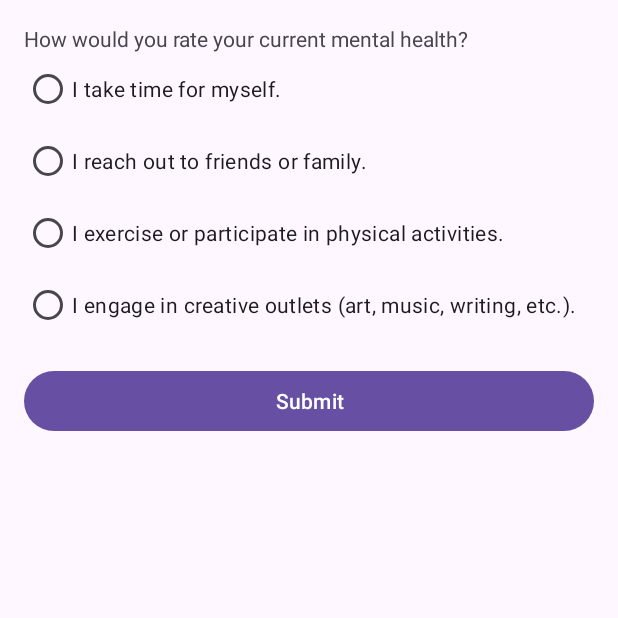
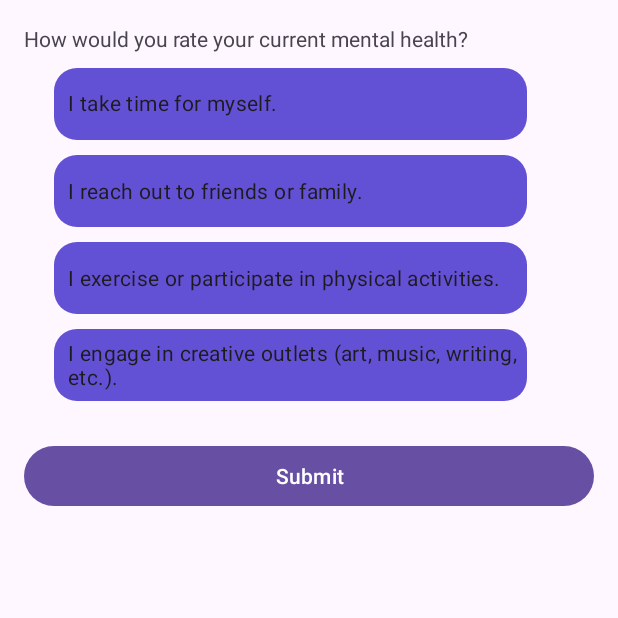
Before and after one commit to sh0utTMMM/MindfulU, an Android app: the FirstQuestion screen opened directly, with no data from a screen before it, on a phone screen of 412 x 824 dp, the top half of it. Run offline under Robolectric (Android 15) with nearby library versions, the phone set to English and light mode, and no system bars.

Commit message:
Adding corner radius and removing bullet point from radio buttons

```diff
--- a/app/src/main/java/com/example/mooddetection/FirstQuestion.kt
+++ b/app/src/main/java/com/example/mooddetection/FirstQuestion.kt
@@ -1,11 +1,13 @@
 package com.example.mooddetection
 
 import android.content.Intent
+import android.graphics.drawable.GradientDrawable
 import android.os.Bundle
 import android.widget.Button
 import android.widget.RadioButton
 import android.widget.RadioGroup
 import androidx.appcompat.app.AppCompatActivity
+import androidx.core.content.ContextCompat
 
 class FirstQuestion : AppCompatActivity() {
     override fun onCreate(savedInstanceState: Bundle?) {
@@ -37,5 +39,18 @@ class FirstQuestion : AppCompatActivity() {
             intent.putExtras(bundleAnswer1)
             startActivity(intent)
         }
+
+        val radioAnswer1 = findViewById<RadioButton>(R.id.rb_question1_answer1)
+        val radioAnswer2 = findViewById<RadioButton>(R.id.rb_question1_answer2)
+        val radioAnswer3 = findViewById<RadioButton>(R.id.rb_question1_answer3)
+        val radioAnswer4 = findViewById<RadioButton>(R.id.rb_question1_answer4)
+
+
+
+        radioAnswer1.background = resources.getDrawable(R.drawable.custom_radiobutton)
+        radioAnswer2.background = resources.getDrawable(R.drawable.custom_radiobutton)
+        radioAnswer3.background = resources.getDrawable(R.drawable.custom_radiobutton)
+        radioAnswer4.background = resources.getDrawable(R.drawable.custom_radiobutton)
+
     }
 }
--- /dev/null
+++ b/app/src/main/res/drawable/custom_radiobutton.xml
@@ -0,0 +1,5 @@
+<?xml version="1.0" encoding="utf-8"?>
+<selector xmlns:android="http://schemas.android.com/apk/res/android">
+    <item android:drawable="@drawable/ic_radio_button_checked" android:state_checked="true"/>
+    <item android:drawable="@drawable/ic_radio_button_unchecked" android:state_checked="false"/>
+</selector>
--- /dev/null
+++ b/app/src/main/res/drawable/ic_radio_button_checked.xml
@@ -0,0 +1,7 @@
+<?xml version="1.0" encoding="utf-8"?>
+<!-- custom_radio_button.xml -->
+<!-- custom_radio_button.xml -->
+<shape xmlns:android="http://schemas.android.com/apk/res/android">
+    <solid android:color="@color/green" /> <!-- Background color when unchecked -->
+    <corners android:radius="15dp" /> <!-- Corner radius -->
+</shape>
--- /dev/null
+++ b/app/src/main/res/drawable/ic_radio_button_unchecked.xml
@@ -0,0 +1,6 @@
+<?xml version="1.0" encoding="utf-8"?>
+<!-- custom_radio_button_checked.xml -->
+<shape xmlns:android="http://schemas.android.com/apk/res/android">
+    <solid android:color="@color/purple" /> <!-- Background color when checked -->
+    <corners android:radius="15dp" /> <!-- Corner radius -->
+</shape>
--- a/app/src/main/res/layout/first_question.xml
+++ b/app/src/main/res/layout/first_question.xml
@@ -26,30 +26,45 @@
         <RadioGroup
             android:id="@+id/rg_question1"
             android:layout_width="match_parent"
-            android:layout_height="wrap_content">
+            android:layout_height="wrap_content"
+            android:layout_marginLeft="20dp"
+            android:layout_marginTop="10dp">
 
             <RadioButton
                 android:id="@+id/rb_question1_answer1"
-                android:layout_width="wrap_content"
+                android:layout_width="315dp"
                 android:layout_height="wrap_content"
+                android:layout_marginBottom="10dp"
+                android:button="@drawable/custom_radiobutton"
+                android:includeFontPadding="false"
+                android:paddingStart="10dp"
                 android:text="I take time for myself." />
 
             <RadioButton
                 android:id="@+id/rb_question1_answer2"
-                android:layout_width="wrap_content"
+                android:layout_width="315dp"
                 android:layout_height="wrap_content"
+                android:layout_marginBottom="10dp"
+                android:button="@drawable/custom_radiobutton"
+                android:paddingStart="10dp"
                 android:text="I reach out to friends or family." />
 
             <RadioButton
                 android:id="@+id/rb_question1_answer3"
-                android:layout_width="wrap_content"
+                android:layout_width="315dp"
                 android:layout_height="wrap_content"
+                android:layout_marginBottom="10dp"
+                android:button="@drawable/custom_radiobutton"
+                android:paddingStart="10dp"
                 android:text="I exercise or participate in physical activities." />
 
             <RadioButton
                 android:id="@+id/rb_question1_answer4"
-                android:layout_width="wrap_content"
+                android:layout_width="315dp"
                 android:layout_height="wrap_content"
+                android:layout_marginBottom="10dp"
+                android:button="@drawable/custom_radiobutton"
+                android:paddingStart="10dp"
                 android:text="I engage in creative outlets (art, music, writing, etc.)." />
         </RadioGroup>
 
--- a/app/src/main/res/layout/login_page.xml
+++ b/app/src/main/res/layout/login_page.xml
@@ -13,6 +13,7 @@
         android:layout_height="wrap_content"
         android:text="    Create your character    "
         android:textColor="@color/white"
+        app:cornerRadius="15dp"
         app:layout_constraintBottom_toBottomOf="parent"
         app:layout_constraintEnd_toEndOf="parent"
         app:layout_constraintHorizontal_bias="0.497"
@@ -25,12 +26,13 @@
         android:layout_width="wrap_content"
         android:layout_height="wrap_content"
         android:text="Login With FHICT Account"
+        app:cornerRadius="15dp"
         app:layout_constraintBottom_toBottomOf="parent"
         app:layout_constraintEnd_toEndOf="parent"
-        app:layout_constraintHorizontal_bias="0.502"
+        app:layout_constraintHorizontal_bias="0.492"
         app:layout_constraintStart_toStartOf="parent"
         app:layout_constraintTop_toTopOf="parent"
-        app:layout_constraintVertical_bias="0.553" />
+        app:layout_constraintVertical_bias="0.499" />
 
     <TextView
         android:textColor="@color/white"
@@ -38,6 +40,7 @@
         android:layout_width="wrap_content"
         android:layout_height="wrap_content"
         android:text="Login"
+        android:textSize="35dp"
         app:layout_constraintBottom_toBottomOf="parent"
         app:layout_constraintEnd_toEndOf="parent"
         app:layout_constraintStart_toStartOf="parent"
--- a/app/src/main/res/values/colors.xml
+++ b/app/src/main/res/values/colors.xml
@@ -2,5 +2,7 @@
 <resources>
     <color name="black">#FF000000</color>
     <color name="white">#FFFFFFFF</color>
-    <color name="purple">#673AB7</color>
+    <color name="purple">#6351D5</color>
+    <color name="green">#3CB148</color>
+
 </resources>
```
